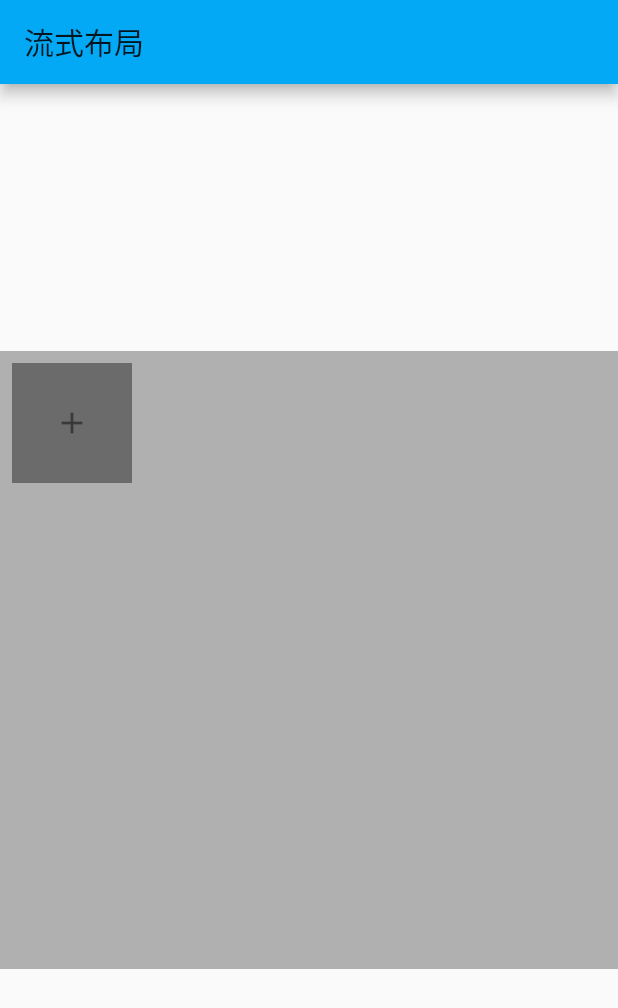
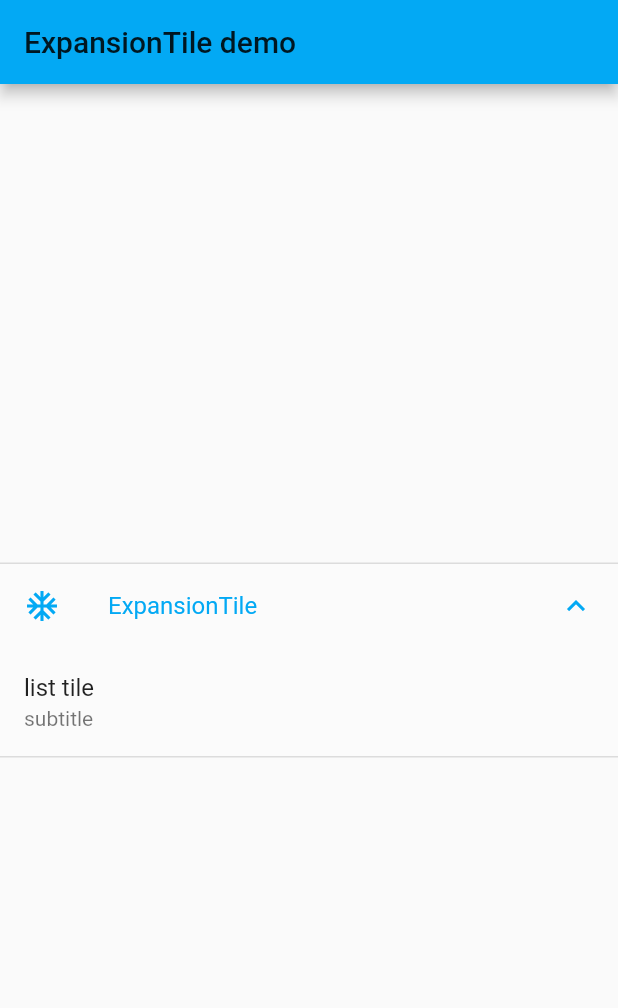
Before and after one commit to maoai-xianyu/flutter_learn, a Flutter app: the screen it shows after launch, on a phone screen of 412 x 824 dp. Shown: the top 1008 px of the screen. Run offline on Flutter 3.47's test engine with Material 2 defaults, Android fonts, the phone set to English and light mode, and no system bars.

Commit message:
ExpansionTile 控件

```diff
--- a/lib/main.dart
+++ b/lib/main.dart
@@ -14,7 +14,8 @@ import 'project/Project03NavigatorAnimation.dart';
 import 'project/Project04DullPolish.dart';
 import 'project/Project05StagePage.dart';
 import 'project/Project06SearchProgress.dart';
-import './project/Project07WrapFlowLayout.dart';
+import 'project/Project07WrapFlowLayout.dart';
+import 'project/Project08ExpansionTile.dart';
 
 
 void main() => runApp(App());
@@ -32,7 +33,7 @@ class App extends StatelessWidget {
       theme: ThemeData(
         primarySwatch: Colors.lightBlue,
       ),
-      home: Project07WrapFlowLayout(),
+      home: Project08ExpansionTile(),
     );
   }
 }
--- a/lib/project/Project08ExpansionTile.dart
+++ b/lib/project/Project08ExpansionTile.dart
@@ -0,0 +1,27 @@
+import 'package:flutter/material.dart';
+
+class Project08ExpansionTile extends StatelessWidget {
+  @override
+  Widget build(BuildContext context) {
+    return Scaffold(
+      appBar: AppBar(
+        title: Text('ExpansionTile demo'),
+      ),
+      body: Center(
+        child: ExpansionTile(
+          // 默认是否展开
+          initiallyExpanded: true,
+          title: Text('ExpansionTile'),
+          leading: Icon(Icons.ac_unit),
+          backgroundColor: Colors.white12,
+          children: <Widget>[
+            ListTile(
+              title: Text('list tile'),
+              subtitle: Text('subtitle'),
+            )
+          ],
+        ),
+      ),
+    );
+  }
+}
```
Also changed, not shown: 1 other file.
